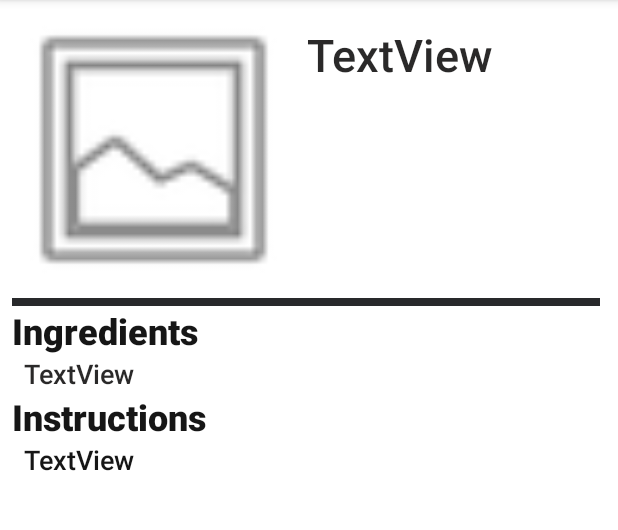
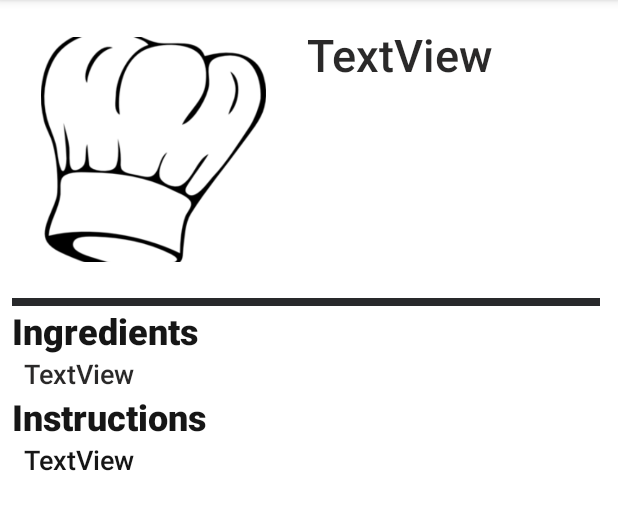
Before and after one commit to jcsnorlax97/pocketchef, an Android app: the fragment DisplayFragment shown on its own in the app's theme, on a phone screen of 412 x 824 dp, the part 84-614 px from its top. Run offline under Robolectric (Android 15) with nearby library versions, the phone set to English and light mode, and no system bars; 3 statements that could not run were skipped.

Commit message:
chefs hat

```diff
--- a/PocketChef/app/src/main/res/layout/fragment_display_recipe.xml
+++ b/PocketChef/app/src/main/res/layout/fragment_display_recipe.xml
@@ -30,14 +30,18 @@
 
         <ImageView
             android:id="@+id/imageView3"
-            android:layout_width="198dp"
-            android:layout_height="199dp"
+            android:layout_width="150dp"
+            android:layout_height="150dp"
+            android:layout_marginStart="16dp"
+            android:layout_marginTop="16dp"
+            android:layout_marginEnd="16dp"
+            android:layout_marginBottom="16dp"
             android:scaleType="centerCrop"
             app:layout_constraintBottom_toTopOf="@+id/guideline5"
             app:layout_constraintEnd_toStartOf="@+id/guideline6"
             app:layout_constraintStart_toStartOf="parent"
             app:layout_constraintTop_toTopOf="parent"
-            app:srcCompat="@android:drawable/ic_menu_gallery" />
+            app:srcCompat="@drawable/chefhat2" />
 
         <TextView
             android:id="@+id/textView"
```
Also changed, not shown: PocketChef/app/src/main/res/drawable/chefhat.png (added), PocketChef/app/src/main/res/drawable/chefhat2.png (added).
